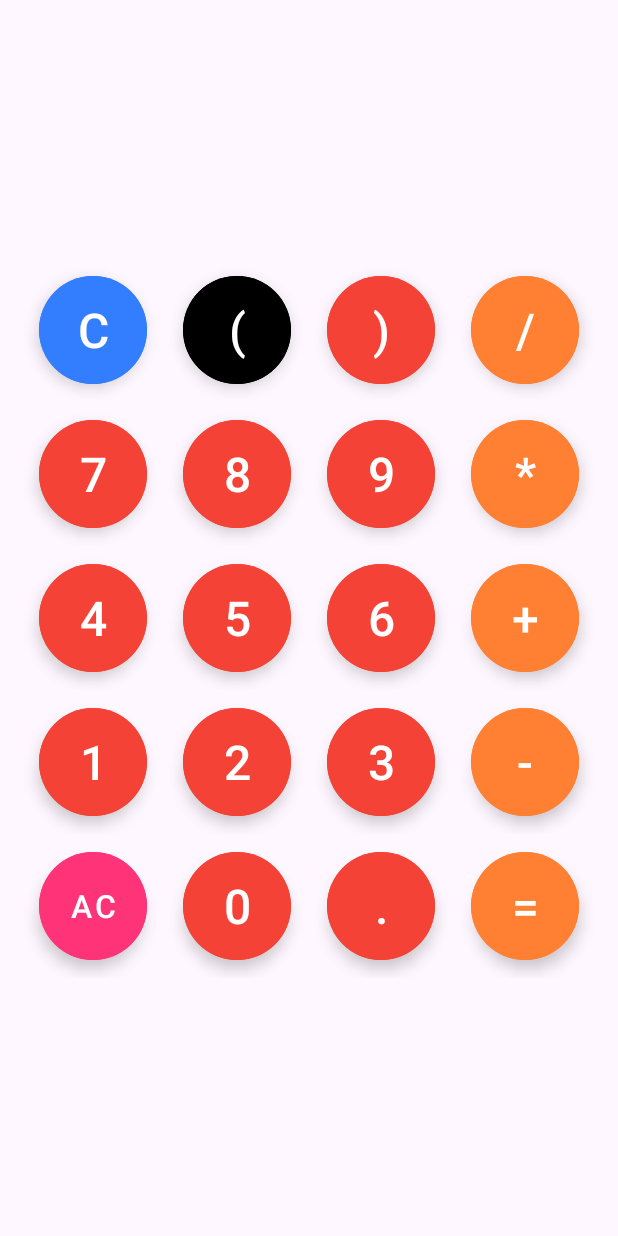
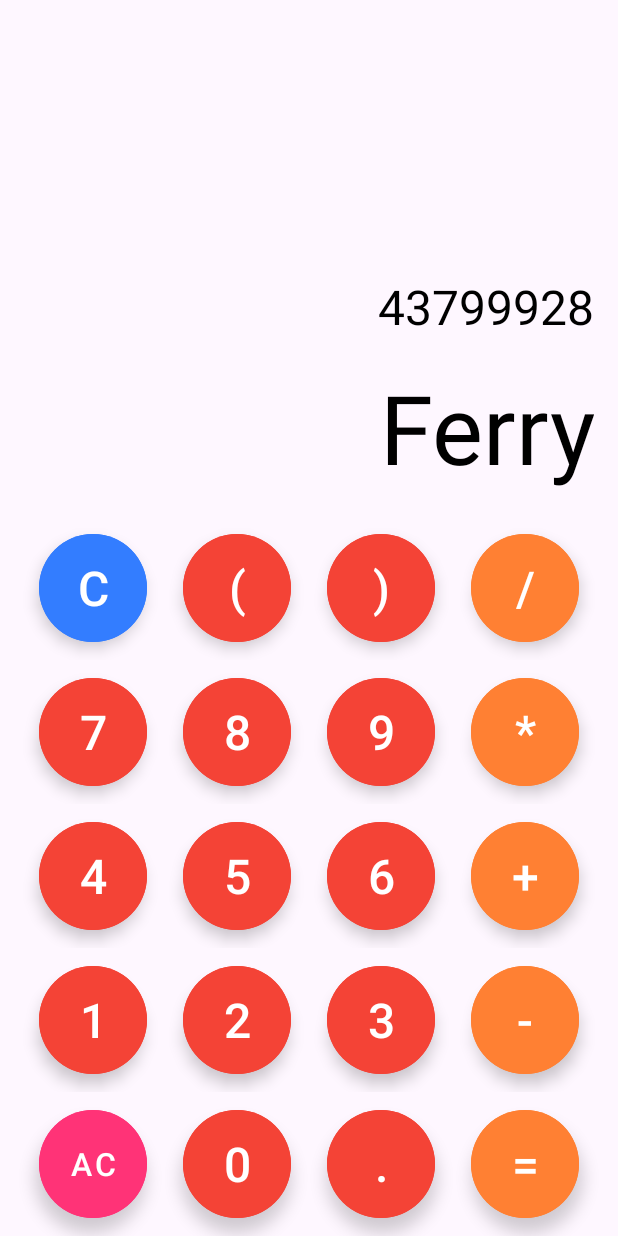
Before and after one commit to IsaacFerry/Calculator-CS460, an Android app: the screen it shows after launch (MainActivity), on a phone screen of 412 x 824 dp. Run offline under Robolectric (Android 15) with nearby library versions, the phone set to English and light mode, and no system bars.

Commit message:
Finished app (needs some bug fixes and color changes)

```diff
--- a/app/build.gradle.kts
+++ b/app/build.gradle.kts
@@ -37,6 +37,7 @@ dependencies {
     implementation(libs.material)
     implementation(libs.activity)
     implementation(libs.constraintlayout)
+    implementation(libs.rhino.android)
     testImplementation(libs.junit)
     androidTestImplementation(libs.ext.junit)
     androidTestImplementation(libs.espresso.core)
--- a/app/src/main/java/com/example/calculator_cs460/MainActivity.java
+++ b/app/src/main/java/com/example/calculator_cs460/MainActivity.java
@@ -1,6 +1,8 @@
 package com.example.calculator_cs460;
 
 import android.os.Bundle;
+import android.view.View;
+import android.widget.TextView;
 
 import androidx.activity.EdgeToEdge;
 import androidx.appcompat.app.AppCompatActivity;
@@ -8,8 +10,26 @@ import androidx.core.graphics.Insets;
 import androidx.core.view.ViewCompat;
 import androidx.core.view.WindowInsetsCompat;
 
-public class MainActivity extends AppCompatActivity {
+import com.google.android.material.button.MaterialButton;
 
+import org.mozilla.javascript.Context;
+import org.mozilla.javascript.Scriptable;
+
+public class MainActivity extends AppCompatActivity implements View.OnClickListener {
+
+    TextView resultTV, solutionTV;
+    MaterialButton buttonC, buttonBOpen, buttonBClose;
+    MaterialButton button0, button1, button2, button3, button4, button5, button6, button7, button8, button9;
+    MaterialButton buttonMul, buttonDiv, buttonAdd, buttonSub, buttonEqual;
+    MaterialButton buttonAC, buttonDot;
+
+    /**
+     *
+     * @param savedInstanceState If the activity is being re-initialized after
+     *     previously being shut down then this Bundle contains the data it most
+     *     recently supplied in {@link #onSaveInstanceState}.  <b><i>Note: Otherwise it is null.</i></b>
+     *
+     */
     @Override
     protected void onCreate(Bundle savedInstanceState) {
         super.onCreate(savedInstanceState);
@@ -20,5 +40,88 @@ public class MainActivity extends AppCompatActivity {
             v.setPadding(systemBars.left, systemBars.top, systemBars.right, systemBars.bottom);
             return insets;
         });
+
+        resultTV = findViewById(R.id.result_tv);
+        solutionTV = findViewById(R.id.solution_tv);
+        assignID(buttonC, R.id.button_c);
+        assignID(buttonBOpen, R.id.button_open_bracket);
+        assignID(buttonBClose, R.id.button_close_bracket);
+
+        assignID(button0, R.id.button_zero);
+        assignID(button1, R.id.button_one);
+        assignID(button2, R.id.button_two);
+        assignID(button3, R.id.button_three);
+        assignID(button4, R.id.button_four);
+        assignID(button5, R.id.button_five);
+        assignID(button6, R.id.button_six);
+        assignID(button7, R.id.button_seven);
+        assignID(button8, R.id.button_eight);
+        assignID(button9, R.id.button_nine);
+
+        assignID(buttonMul, R.id.button_multiply);
+        assignID(buttonDiv, R.id.button_divide);
+        assignID(buttonAdd, R.id.button_add);
+        assignID(buttonSub, R.id.button_subtract);
+        assignID(buttonEqual, R.id.button_equal);
+
+        assignID(buttonAC, R.id.button_all_clear);
+        assignID(buttonDot, R.id.button_decimal);
+
     }
+
+    /**
+     *
+     * @param btn
+     * @param id
+     */
+    void assignID(MaterialButton btn, int id){
+        btn = findViewById(id);
+        btn.setOnClickListener(this);
+
+    }
+
+    @Override
+    public void onClick(View view) {
+        MaterialButton button = (MaterialButton) view;
+        String buttonText = button.getText().toString();
+        String dataToCalculate = solutionTV.getText().toString();
+
+        if(buttonText.equals("AC")){
+            solutionTV.setText("");
+            resultTV.setText("0");
+            return;
+        }
+        if(buttonText.equals("=")){
+            solutionTV.setText(resultTV.getText());
+            return;
+        }
+        if(buttonText.equals("C")){
+            dataToCalculate = dataToCalculate.substring(0,dataToCalculate.length()-1);
+        } else {
+            dataToCalculate = dataToCalculate + buttonText;
+        }
+
+        solutionTV.setText(dataToCalculate);
+
+        String finalResult = getResults(dataToCalculate);
+        if(!finalResult.equals("Err")){
+            resultTV.setText(finalResult);
+        }
+
+
+    }
+
+    String getResults(String data){
+        try{
+            Context context = Context.enter();
+            context.setOptimizationLevel(-1);
+            Scriptable scriptable = context.initStandardObjects();
+            return context.evaluateString(scriptable, data, "Javascrip", 1, null).toString();
+
+        }catch (Exception e){
+            return "Err";
+        }
+    }
+
+
 }
--- a/app/src/main/res/layout/activity_main.xml
+++ b/app/src/main/res/layout/activity_main.xml
@@ -8,13 +8,39 @@
     tools:context=".MainActivity">
 
 
+    <TextView
+        android:id="@+id/solution_tv"
+        android:layout_width="match_parent"
+        android:layout_height="wrap_content"
+        android:layout_margin="16dp"
+        android:text="43799928"
+        android:textColor="@color/black"
+        android:textSize="32dp"
+        android:textAlignment="textEnd"
+        app:layout_constraintBottom_toTopOf="@id/result_tv"
+
+        />
+
+    <TextView
+        android:id="@+id/result_tv"
+        android:layout_width="match_parent"
+        android:layout_height="wrap_content"
+        android:layout_margin="16dp"
+        android:text="Ferry"
+        android:textColor="@color/black"
+        android:textSize="64dp"
+        android:textAlignment="textEnd"
+        app:layout_constraintBottom_toTopOf="@id/button_layout"
+
+        />
+
     <LinearLayout
         android:id="@+id/button_layout"
         android:layout_width="match_parent"
         android:layout_height="wrap_content"
         android:orientation="vertical"
         app:layout_constraintBottom_toBottomOf="parent"
-        app:layout_constraintTop_toTopOf="parent">
+        app:layout_constraintStart_toStartOf="parent">
 
         <LinearLayout
             android:gravity="center"
@@ -29,7 +55,7 @@
                 android:layout_height="72dp"
                 android:layout_margin="12dp"
                 android:backgroundTint="#337DFF"
-                android:text="C"
+                android:text="@string/C"
                 android:textColor="@color/white"
                 android:textSize="32dp"
                 app:cornerRadius="36dp" />
@@ -40,7 +66,7 @@
                 android:layout_width="72dp"
                 android:layout_height="72dp"
                 android:layout_margin="12dp"
-                android:backgroundTint="#000000"
+                android:backgroundTint="#F44336"
                 android:text="("
                 android:textColor="@color/white"
                 android:textSize="32dp"
@@ -184,7 +210,7 @@
                 />
 
             <com.google.android.material.button.MaterialButton
-                android:id="@+id/button_plus"
+                android:id="@+id/button_add"
                 style="@style/Widget.MaterialComponents.ExtendedFloatingActionButton"
                 android:layout_width="72dp"
                 android:layout_height="72dp"
@@ -234,7 +260,7 @@
                 />
 
             <com.google.android.material.button.MaterialButton
-                android:id="@+id/button_3"
+                android:id="@+id/button_three"
                 style="@style/Widget.MaterialComponents.ExtendedFloatingActionButton"
                 android:layout_width="72dp"
                 android:layout_margin="12dp"
@@ -247,7 +273,7 @@
                 />
 
             <com.google.android.material.button.MaterialButton
-                android:id="@+id/button_minus"
+                android:id="@+id/button_subtract"
                 style="@style/Widget.MaterialComponents.ExtendedFloatingActionButton"
                 android:layout_width="72dp"
                 android:layout_height="72dp"
@@ -267,7 +293,9 @@
             android:gravity="center"
             android:layout_width="match_parent"
             android:layout_height="wrap_content"
-            android:orientation="horizontal">
+            android:orientation="horizontal"
+            >
+
 
             <com.google.android.material.button.MaterialButton
                 android:id="@+id/button_all_clear"
--- a/app/src/main/res/values/strings.xml
+++ b/app/src/main/res/values/strings.xml
@@ -1,3 +1,4 @@
 <resources>
     <string name="app_name">Calculator_CS460</string>
+    <string name="C">C</string>
 </resources>
--- a/gradle/libs.versions.toml
+++ b/gradle/libs.versions.toml
@@ -7,6 +7,7 @@ appcompat = "1.7.0"
 material = "1.12.0"
 activity = "1.8.0"
 constraintlayout = "2.1.4"
+rhinoAndroid = "1.6.0"
 
 [libraries]
 junit = { group = "junit", name = "junit", version.ref = "junit" }
@@ -16,6 +17,7 @@ appcompat = { group = "androidx.appcompat", name = "appcompat", version.ref = "a
 material = { group = "com.google.android.material", name = "material", version.ref = "material" }
 activity = { group = "androidx.activity", name = "activity", version.ref = "activity" }
 constraintlayout = { group = "androidx.constraintlayout", name = "constraintlayout", version.ref = "constraintlayout" }
+rhino-android = { group = "com.faendir.rhino", name = "rhino-android", version.ref = "rhinoAndroid" }
 
 [plugins]
 androidApplication = { id = "com.android.application", version.ref = "agp" }
```
